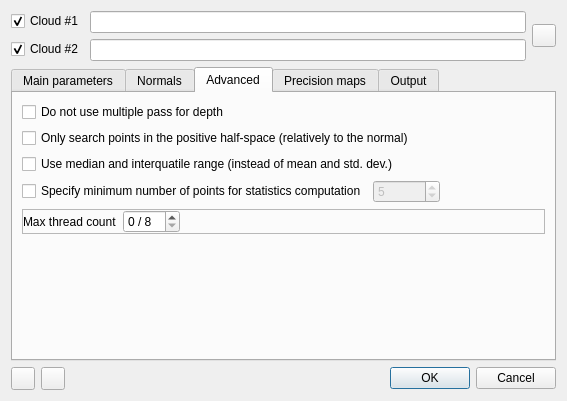
This is plugins/qM3C2/qM3C2Dialog.ui in CloudCompare/CloudCompare as Qt 5 draws it before an edit. The edited form follows.
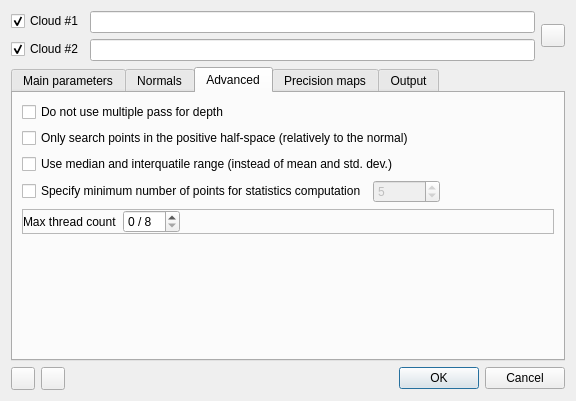
This is the edited form. The open tabs and pages were chosen to show the change. Icons and pictures are not drawn.

Commit message: ¨M3C2 precision maps algorithm (+ dialog) updated

```diff
--- a/plugins/qM3C2/qM3C2Dialog.ui
+++ b/plugins/qM3C2/qM3C2Dialog.ui
@@ -7,7 +7,7 @@
     <x>0</x>
     <y>0</y>
     <width>567</width>
-    <height>372</height>
+    <height>377</height>
    </rect>
   </property>
   <property name="windowTitle">
@@ -603,7 +603,11 @@
         </widget>
        </item>
        <item>
+        <widget class="QFrame" name="minPoints4StatsFrame">
         <layout class="QHBoxLayout" name="horizontalLayout_5">
+          <property name="margin">
+           <number>0</number>
+          </property>
          <item>
           <widget class="QCheckBox" name="useMinPoints4StatCheckBox">
            <property name="text">
@@ -641,6 +645,7 @@
           </spacer>
          </item>
         </layout>
+        </widget>
        </item>
        <item>
         <widget class="QFrame" name="frame">
@@ -734,7 +739,7 @@
           </sizepolicy>
          </property>
          <property name="title">
-          <string>Use precision maps instead of roughness-based uncertainty estimates</string>
+          <string>Use precision information in scalar fields instead of roughness-based uncertainty estimates</string>
          </property>
          <property name="checkable">
           <bool>true</bool>
```
Left out of the diff: 48 changed lines with no effect on the pictures. Lines whose indentation alone changed are shown as unchanged. The commit also changes 2 other files.
